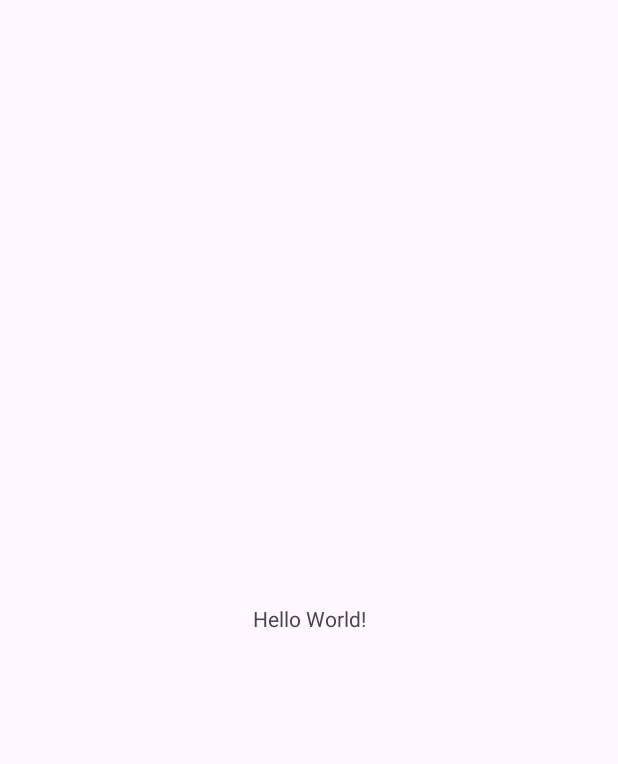
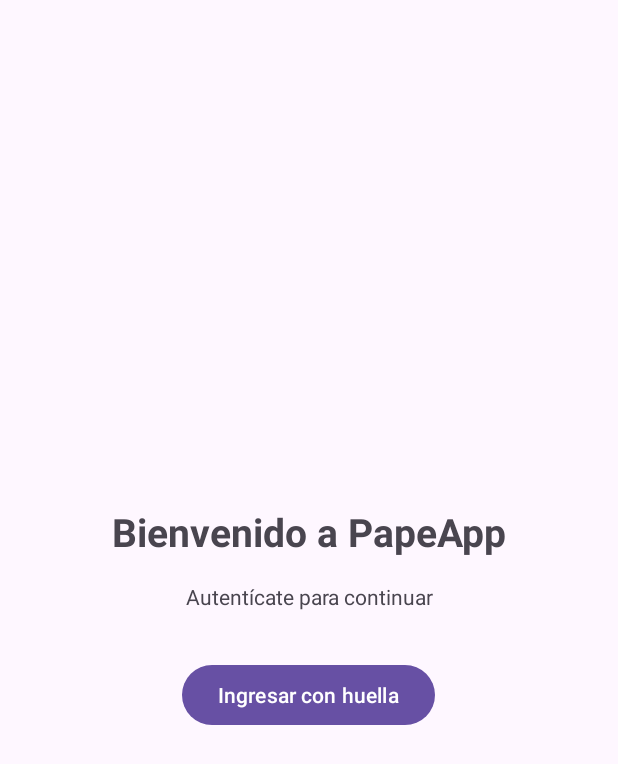
Before and after one commit to Mey-yi/PAPELERIA, an Android app: the screen it shows after launch (MainActivity before the commit, LoginActivity after it), on a phone screen of 412 x 824 dp. Before the commit the part shown is almost empty. Shown: the top 764 px of the screen. Run offline under Robolectric (Android 15) with nearby library versions, the phone set to English and light mode, and no system bars.

Commit message:
Configura el viewBinding

```diff
--- /dev/null
+++ b/app/src/main/java/com/example/papeleria/LoginActivity.kt
@@ -0,0 +1,74 @@
+package com.example.papeleria
+
+import android.content.Intent
+import android.os.Bundle
+import androidx.appcompat.app.AppCompatActivity
+import androidx.biometric.BiometricManager
+import androidx.biometric.BiometricPrompt
+import androidx.core.content.ContextCompat
+import com.example.papeleria.databinding.ActivityLoginBinding
+
+class LoginActivity : AppCompatActivity() {
+
+    private lateinit var binding: ActivityLoginBinding
+
+    override fun onCreate(savedInstanceState: Bundle?) {
+        super.onCreate(savedInstanceState)
+        binding = ActivityLoginBinding.inflate(layoutInflater)
+        setContentView(binding.root)
+
+        binding.btnHuella.setOnClickListener { verificarYAutenticar() }
+
+        // Pide la huella automáticamente al abrir la app
+        verificarYAutenticar()
+    }
+
+    private fun verificarYAutenticar() {
+        val manager = BiometricManager.from(this)
+        when (manager.canAuthenticate(BiometricManager.Authenticators.BIOMETRIC_STRONG)) {
+            BiometricManager.BIOMETRIC_SUCCESS -> mostrarPrompt()
+            BiometricManager.BIOMETRIC_ERROR_NO_HARDWARE ->
+                binding.tvEstado.text = getString(R.string.error_sin_sensor)
+            BiometricManager.BIOMETRIC_ERROR_NONE_ENROLLED ->
+                binding.tvEstado.text = getString(R.string.error_sin_huella)
+            BiometricManager.BIOMETRIC_ERROR_HW_UNAVAILABLE ->
+                binding.tvEstado.text = getString(R.string.error_sensor_no_disponible)
+            else ->
+                binding.tvEstado.text = getString(R.string.error_sensor_no_disponible)
+        }
+    }
+
+    private fun mostrarPrompt() {
+        val executor = ContextCompat.getMainExecutor(this)
+
+        val callback = object : BiometricPrompt.AuthenticationCallback() {
+            override fun onAuthenticationSucceeded(result: BiometricPrompt.AuthenticationResult) {
+                startActivity(Intent(this@LoginActivity, MainActivity::class.java))
+                finish() // saca el login de la pila: el botón atrás ya no regresa aquí
+            }
+
+            override fun onAuthenticationFailed() {
+                binding.tvEstado.text = getString(R.string.error_huella_no_reconocida)
+            }
+
+            override fun onAuthenticationError(errorCode: Int, errString: CharSequence) {
+                binding.tvEstado.text = when (errorCode) {
+                    BiometricPrompt.ERROR_USER_CANCELED,
+                    BiometricPrompt.ERROR_NEGATIVE_BUTTON -> getString(R.string.error_cancelado)
+                    BiometricPrompt.ERROR_LOCKOUT,
+                    BiometricPrompt.ERROR_LOCKOUT_PERMANENT -> getString(R.string.error_bloqueo)
+                    else -> errString.toString()
+                }
+            }
+        }
+
+        val info = BiometricPrompt.PromptInfo.Builder()
+            .setTitle(getString(R.string.titulo_login))
+            .setSubtitle(getString(R.string.subtitulo_login))
+            .setNegativeButtonText(getString(R.string.cancelar))
+            .setAllowedAuthenticators(BiometricManager.Authenticators.BIOMETRIC_STRONG)
+            .build()
+
+        BiometricPrompt(this, executor, callback).authenticate(info)
+    }
+}
--- a/app/src/main/java/com/example/papeleria/MainActivity.kt
+++ b/app/src/main/java/com/example/papeleria/MainActivity.kt
@@ -1,20 +1,16 @@
 package com.example.papeleria
 
 import android.os.Bundle
-import androidx.activity.enableEdgeToEdge
 import androidx.appcompat.app.AppCompatActivity
-import androidx.core.view.ViewCompat
-import androidx.core.view.WindowInsetsCompat
+import com.example.papeleria.databinding.ActivityMainBinding
 
 class MainActivity : AppCompatActivity() {
+
+    private lateinit var binding: ActivityMainBinding
+
     override fun onCreate(savedInstanceState: Bundle?) {
         super.onCreate(savedInstanceState)
-        enableEdgeToEdge()
-        setContentView(R.layout.activity_main)
-        ViewCompat.setOnApplyWindowInsetsListener(findViewById(R.id.main)) { v, insets ->
-            val systemBars = insets.getInsets(WindowInsetsCompat.Type.systemBars())
-            v.setPadding(systemBars.left, systemBars.top, systemBars.right, systemBars.bottom)
-            insets
-        }
+        binding = ActivityMainBinding.inflate(layoutInflater)
+        setContentView(binding.root)
     }
 }
--- /dev/null
+++ b/app/src/main/res/layout/activity_login.xml
@@ -0,0 +1,31 @@
+<?xml version="1.0" encoding="utf-8"?>
+<LinearLayout xmlns:android="http://schemas.android.com/apk/res/android"
+    android:layout_width="match_parent"
+    android:layout_height="match_parent"
+    android:gravity="center"
+    android:orientation="vertical"
+    android:padding="24dp">
+
+    <TextView
+        android:id="@+id/tvTitulo"
+        android:layout_width="wrap_content"
+        android:layout_height="wrap_content"
+        android:text="@string/titulo_login"
+        android:textSize="26sp"
+        android:textStyle="bold" />
+
+    <TextView
+        android:id="@+id/tvEstado"
+        android:layout_width="wrap_content"
+        android:layout_height="wrap_content"
+        android:layout_marginTop="16dp"
+        android:gravity="center"
+        android:text="@string/mensaje_inicial" />
+
+    <com.google.android.material.button.MaterialButton
+        android:id="@+id/btnHuella"
+        android:layout_width="wrap_content"
+        android:layout_height="wrap_content"
+        android:layout_marginTop="32dp"
+        android:text="@string/boton_huella" />
+</LinearLayout>
--- a/app/src/main/res/layout/activity_main.xml
+++ b/app/src/main/res/layout/activity_main.xml
@@ -1,19 +1,11 @@
 <?xml version="1.0" encoding="utf-8"?>
-<androidx.constraintlayout.widget.ConstraintLayout xmlns:android="http://schemas.android.com/apk/res/android"
-    xmlns:app="http://schemas.android.com/apk/res-auto"
-    xmlns:tools="http://schemas.android.com/tools"
-    android:id="@+id/main"
+<FrameLayout xmlns:android="http://schemas.android.com/apk/res/android"
     android:layout_width="match_parent"
-    android:layout_height="match_parent"
-    tools:context=".MainActivity">
+    android:layout_height="match_parent">
 
     <TextView
         android:layout_width="wrap_content"
         android:layout_height="wrap_content"
-        android:text="Hello World!"
-        app:layout_constraintBottom_toBottomOf="parent"
-        app:layout_constraintEnd_toEndOf="parent"
-        app:layout_constraintStart_toStartOf="parent"
-        app:layout_constraintTop_toTopOf="parent" />
-
-</androidx.constraintlayout.widget.ConstraintLayout>
+        android:layout_gravity="center"
+        android:text="@string/bienvenida_inicio" />
+</FrameLayout>
--- a/app/src/main/res/values/strings.xml
+++ b/app/src/main/res/values/strings.xml
@@ -1,3 +1,15 @@
 <resources>
-    <string name="app_name">PAPELERIA</string>
+    <string name="app_name">PapeApp</string>
+    <string name="titulo_login">Bienvenido a PapeApp</string>
+    <string name="boton_huella">Ingresar con huella</string>
+    <string name="subtitulo_login">Coloca tu dedo en el sensor</string>
+    <string name="cancelar">Cancelar</string>
+    <string name="mensaje_inicial">Autentícate para continuar</string>
+    <string name="error_sin_sensor">Este dispositivo no tiene sensor de huella</string>
+    <string name="error_sin_huella">No hay huellas registradas. Agrega una en Ajustes del teléfono</string>
+    <string name="error_sensor_no_disponible">El sensor no está disponible por ahora</string>
+    <string name="error_huella_no_reconocida">Huella no reconocida, inténtalo de nuevo</string>
+    <string name="error_cancelado">Autenticación cancelada</string>
+    <string name="error_bloqueo">Demasiados intentos fallidos. Espera unos segundos e inténtalo de nuevo</string>
+    <string name="bienvenida_inicio">Sesión iniciada correctamente</string>
 </resources>
```
Also changed, not shown: app/src/main/AndroidManifest.xml (+8 -4 lines).
